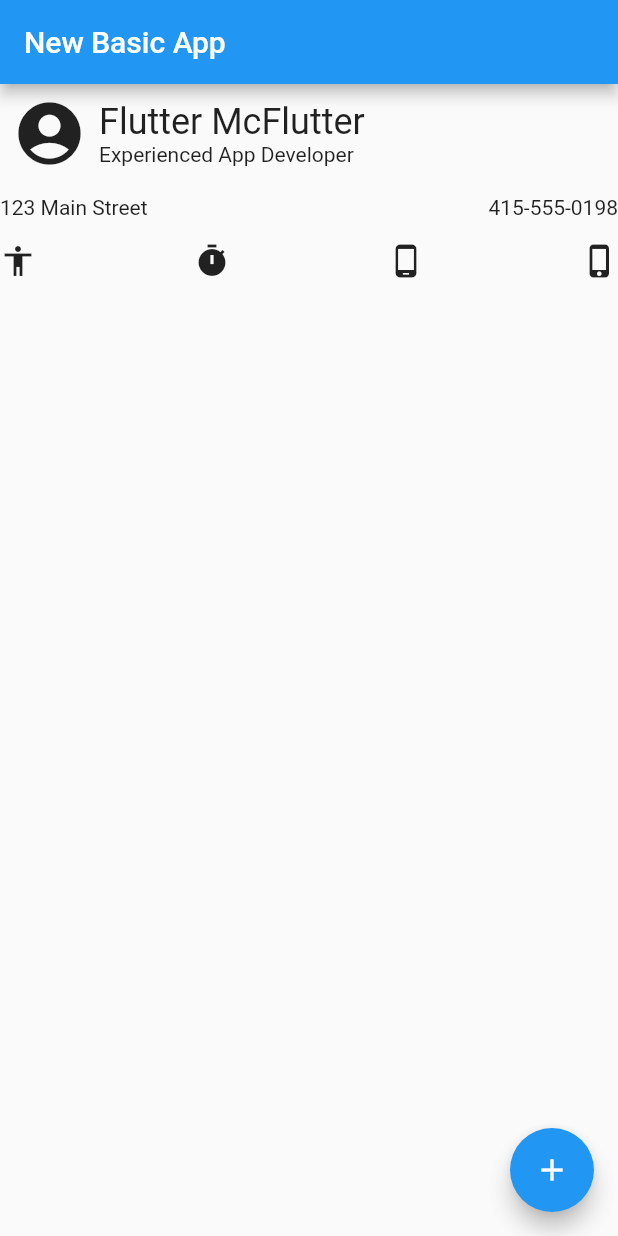
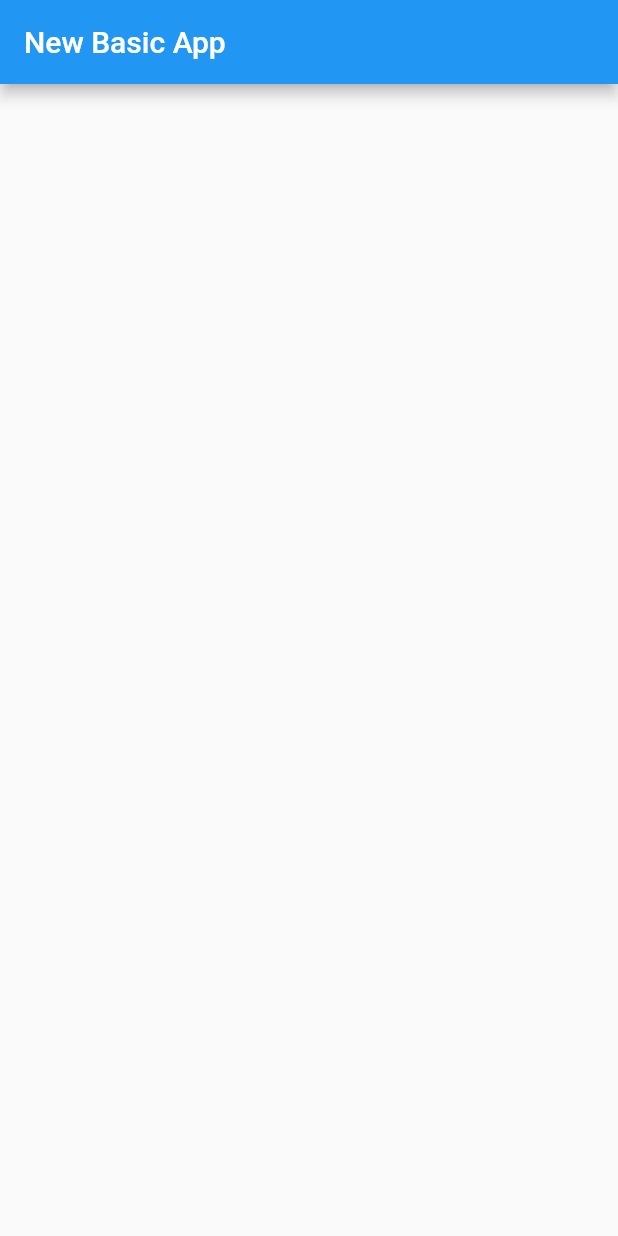
Before and after one commit to NandanSatheesh/flutter-flare, a Flutter app: the screen it shows after launch, on a phone screen of 412 x 824 dp. Run offline on Flutter 3.47's test engine with Material 2 defaults, Android fonts, the light colour scheme and no system bars; our stand-ins replace audioplayers.

Commit message:
Rows and Columns Again Maybe? XD

```diff
--- a/rest_with_flutter/lib/main.dart
+++ b/rest_with_flutter/lib/main.dart
@@ -1,4 +1,6 @@
 import 'package:flutter/material.dart';
+
+import 'app_screens/first.dart';
 
 void main() => runApp(MyApp());
 
@@ -18,96 +20,7 @@ class MyApp extends StatelessWidget {
             ),
           ),
         ),
-        body: MyWidget(),
-        floatingActionButton: FloatingActionButton(
-          child: Icon(Icons.add),
-          onPressed: () {
-            debugPrint("FAB Pressed");
-            Scaffold.of(context)
-                .showSnackBar(SnackBar(content: Text('Profile Save')));
-          },
-        ),
       ),
     );
   }
-
-  void showSnackBar(BuildContext context) {
-    var snackBar = SnackBar(
-      content: Text('This is some text'),
-    );
-
-    Scaffold.of(context).showSnackBar(snackBar);
-  }
-
-  List<String> getListItems() {
-    var items = List<String>.generate(1000, (counter) => "Item $counter");
-
-    return items;
-  }
-
-  Widget getListView(BuildContext context) {
-    var listItems = getListItems();
-
-    var listView = ListView.builder(itemBuilder: (context, index) {
-      return ListTile(title: Text(listItems[index]));
-    });
-
-    return listView;
-  }
-
-  void showAlertDialog(final BuildContext context) {
-    var alertDialog = AlertDialog(
-      title: Text("Clicked"),
-      content: Text("Done"),
-    );
-
-    showDialog(
-        context: context, builder: (BuildContext context) => alertDialog);
-  }
 }
-
-class MyWidget extends StatelessWidget {
-  @override
-  Widget build(BuildContext context) {
-    return Column(
-      mainAxisSize: MainAxisSize.min,
-      crossAxisAlignment: CrossAxisAlignment.stretch,
-      children: [
-        Row(
-          children: [
-            Padding(
-                padding: const EdgeInsets.all(8.0),
-                child: Icon(Icons.account_circle, size: 50)),
-            Column(
-              crossAxisAlignment: CrossAxisAlignment.start,
-              mainAxisSize: MainAxisSize.min,
-              children: [
-                Text('Flutter McFlutter',
-                    style: Theme.of(context).textTheme.headline),
-                Text('Experienced App Developer'),
-              ],
-            ),
-          ],
-        ),
-        SizedBox(height: 8),
-        Row(
-          mainAxisAlignment: MainAxisAlignment.spaceBetween,
-          children: [
-            Text('123 Main Street'),
-            Text('415-555-0198'),
-          ],
-        ),
-        SizedBox(height: 16),
-        Row(
-          mainAxisAlignment: MainAxisAlignment.spaceBetween,
-          children: [
-            Icon(Icons.accessibility),
-            Icon(Icons.timer),
-            Icon(Icons.phone_android),
-            Icon(Icons.phone_iphone),
-          ],
-        ),
-      ],
-    );
-  }
-}
```
Also changed, not shown: rest_with_flutter/lib/app_screens/first.dart (+29 -12 lines).
